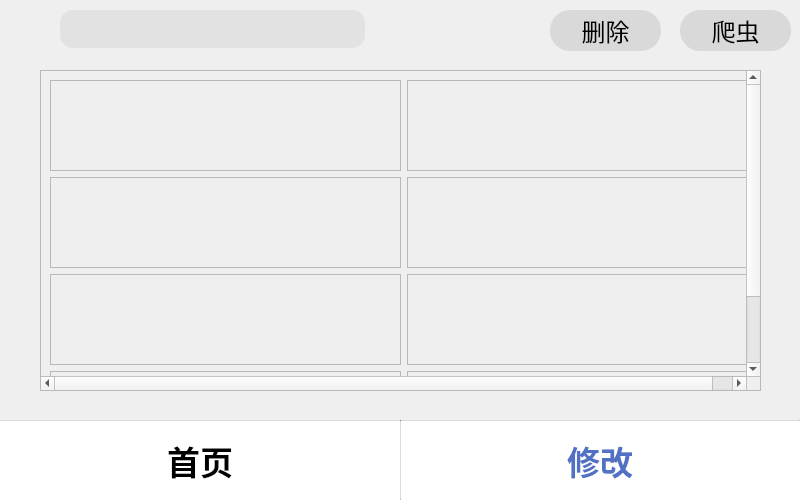
Above: qt/SatffModify.ui from luaming/Traffic-consultation-system before the change. Below: the same form after it.
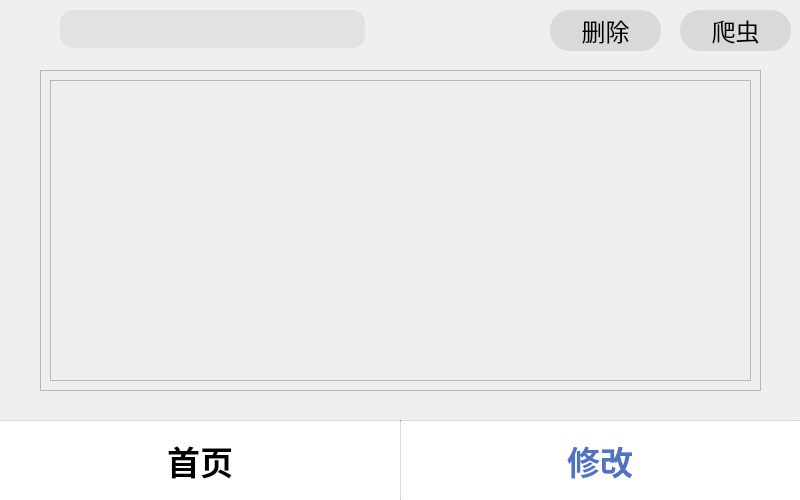
That is the form after the change. Icons and pictures are not drawn.

```diff
--- a/qt/SatffModify.ui
+++ b/qt/SatffModify.ui
@@ -248,167 +248,13 @@
       <rect>
        <x>0</x>
        <y>0</y>
-       <width>726</width>
-       <height>400</height>
+       <width>719</width>
+       <height>319</height>
       </rect>
      </property>
      <layout class="QGridLayout" name="gridLayout">
-      <item row="0" column="2">
-       <widget class="QFrame" name="frame_6">
-        <property name="sizePolicy">
-         <sizepolicy hsizetype="Preferred" vsizetype="Preferred">
-          <horstretch>0</horstretch>
-          <verstretch>0</verstretch>
-         </sizepolicy>
-        </property>
-        <property name="minimumSize">
-         <size>
-          <width>351</width>
-          <height>91</height>
-         </size>
-        </property>
-        <property name="frameShape">
-         <enum>QFrame::StyledPanel</enum>
-        </property>
-        <property name="frameShadow">
-         <enum>QFrame::Raised</enum>
-        </property>
-       </widget>
-      </item>
-      <item row="1" column="2">
-       <widget class="QFrame" name="frame_10">
-        <property name="sizePolicy">
-         <sizepolicy hsizetype="Preferred" vsizetype="Preferred">
-          <horstretch>0</horstretch>
-          <verstretch>0</verstretch>
-         </sizepolicy>
-        </property>
-        <property name="minimumSize">
-         <size>
-          <width>351</width>
-          <height>91</height>
-         </size>
-        </property>
-        <property name="frameShape">
-         <enum>QFrame::StyledPanel</enum>
-        </property>
-        <property name="frameShadow">
-         <enum>QFrame::Raised</enum>
-        </property>
-       </widget>
-      </item>
-      <item row="2" column="2">
-       <widget class="QFrame" name="frame_11">
-        <property name="sizePolicy">
-         <sizepolicy hsizetype="Preferred" vsizetype="Preferred">
-          <horstretch>0</horstretch>
-          <verstretch>0</verstretch>
-         </sizepolicy>
-        </property>
-        <property name="minimumSize">
-         <size>
-          <width>351</width>
-          <height>91</height>
-         </size>
-        </property>
-        <property name="frameShape">
-         <enum>QFrame::StyledPanel</enum>
-        </property>
-        <property name="frameShadow">
-         <enum>QFrame::Raised</enum>
-        </property>
-       </widget>
-      </item>
-      <item row="3" column="2">
-       <widget class="QFrame" name="frame_12">
-        <property name="sizePolicy">
-         <sizepolicy hsizetype="Preferred" vsizetype="Preferred">
-          <horstretch>0</horstretch>
-          <verstretch>0</verstretch>
-         </sizepolicy>
-        </property>
-        <property name="minimumSize">
-         <size>
-          <width>351</width>
-          <height>91</height>
-         </size>
-        </property>
-        <property name="frameShape">
-         <enum>QFrame::StyledPanel</enum>
-        </property>
-        <property name="frameShadow">
-         <enum>QFrame::Raised</enum>
-        </property>
-       </widget>
-      </item>
-      <item row="2" column="0">
-       <widget class="QFrame" name="frame_9">
-        <property name="sizePolicy">
-         <sizepolicy hsizetype="Preferred" vsizetype="Preferred">
-          <horstretch>0</horstretch>
-          <verstretch>0</verstretch>
-         </sizepolicy>
-        </property>
-        <property name="minimumSize">
-         <size>
-          <width>351</width>
-          <height>91</height>
-         </size>
-        </property>
-        <property name="frameShape">
-         <enum>QFrame::StyledPanel</enum>
-        </property>
-        <property name="frameShadow">
-         <enum>QFrame::Raised</enum>
-        </property>
-       </widget>
-      </item>
-      <item row="3" column="0">
-       <widget class="QFrame" name="frame_13">
-        <property name="sizePolicy">
-         <sizepolicy hsizetype="Preferred" vsizetype="Preferred">
-          <horstretch>0</horstretch>
-          <verstretch>0</verstretch>
-         </sizepolicy>
-        </property>
-        <property name="minimumSize">
-         <size>
-          <width>351</width>
-          <height>91</height>
-         </size>
-        </property>
-        <property name="frameShape">
-         <enum>QFrame::StyledPanel</enum>
-        </property>
-        <property name="frameShadow">
-         <enum>QFrame::Raised</enum>
-        </property>
-       </widget>
-      </item>
-      <item row="1" column="0">
-       <widget class="QFrame" name="frame_7">
-        <property name="sizePolicy">
-         <sizepolicy hsizetype="Preferred" vsizetype="Preferred">
-          <horstretch>0</horstretch>
-          <verstretch>0</verstretch>
-         </sizepolicy>
-        </property>
-        <property name="minimumSize">
-         <size>
-          <width>351</width>
-          <height>91</height>
-         </size>
-        </property>
-        <property name="frameShape">
-         <enum>QFrame::StyledPanel</enum>
-        </property>
-        <property name="frameShadow">
-         <enum>QFrame::Raised</enum>
-        </property>
-       </widget>
-      </item>
       <item row="0" column="0">
-       <widget class="QFrame" name="frame_4">
+       <widget class="QFrame" name="frame_13">
         <property name="sizePolicy">
          <sizepolicy hsizetype="Preferred" vsizetype="Preferred">
           <horstretch>0</horstretch>
```
Left out of the diff: 2 changed lines with no effect on the pictures.
